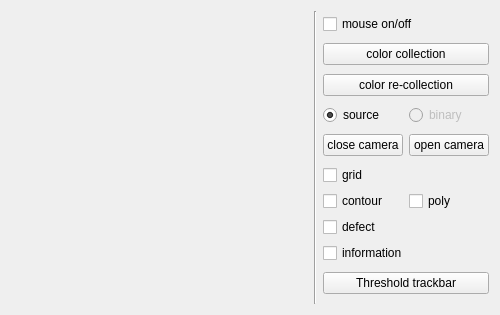
Above: frame.ui from LHIOUI/hand-gesture-detection before the change. Below: the same form after it.
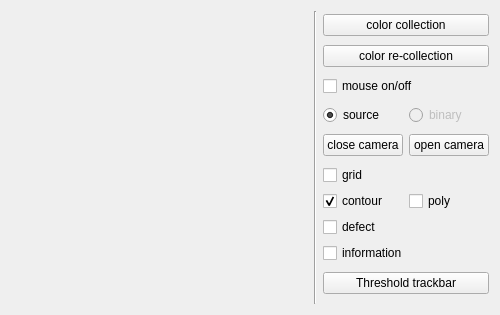
That is the form after the change.

Patch:
```diff
--- a/frame.ui
+++ b/frame.ui
@@ -54,13 +54,6 @@
    </item>
    <item row="0" column="2" rowspan="2">
     <layout class="QVBoxLayout" name="verticalLayout">
-     <item>
-      <widget class="QCheckBox" name="checkBox_6">
-       <property name="text">
-        <string>mouse on/off</string>
-       </property>
-      </widget>
-     </item>
      <item>
       <widget class="QPushButton" name="pushButton_2">
        <property name="text">
@@ -75,6 +68,13 @@
        </property>
       </widget>
      </item>
+     <item>
+      <widget class="QCheckBox" name="checkBox_6">
+       <property name="text">
+        <string>mouse on/off</string>
+       </property>
+      </widget>
+     </item>
      <item>
       <layout class="QHBoxLayout" name="horizontalLayout">
        <item>
@@ -131,6 +131,9 @@
          <property name="text">
           <string>contour</string>
          </property>
+         <property name="checked">
+          <bool>true</bool>
+         </property>
         </widget>
        </item>
        <item row="1" column="1">
```
Left out of the diff: 12 changed lines with no effect on the pictures.
